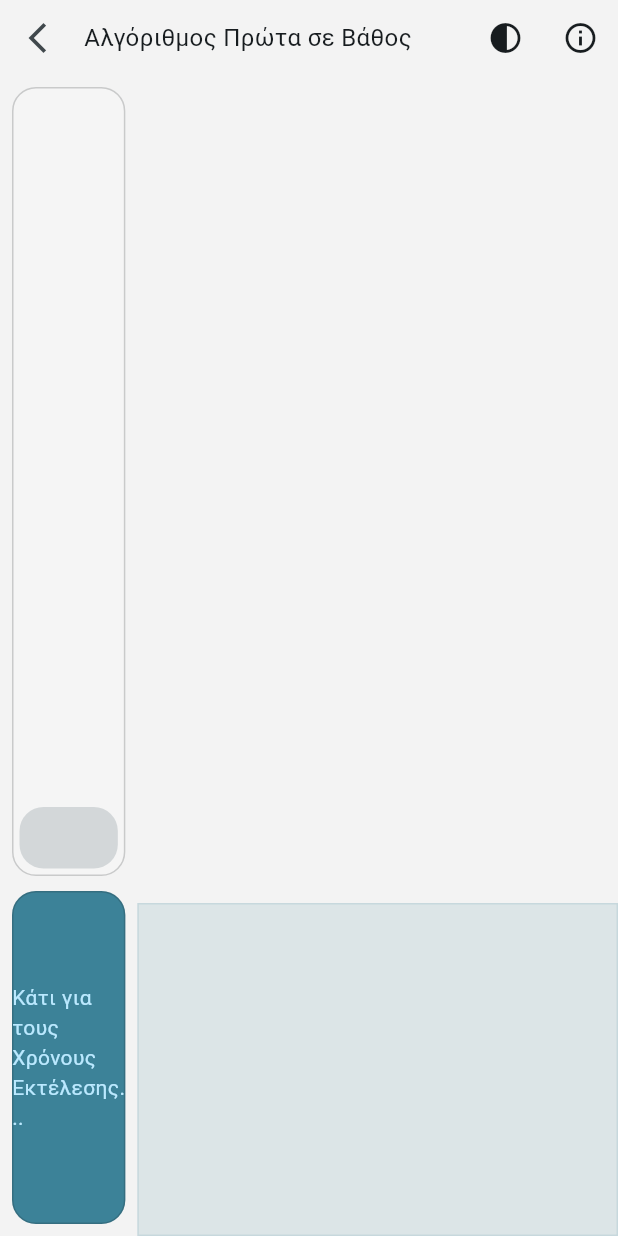
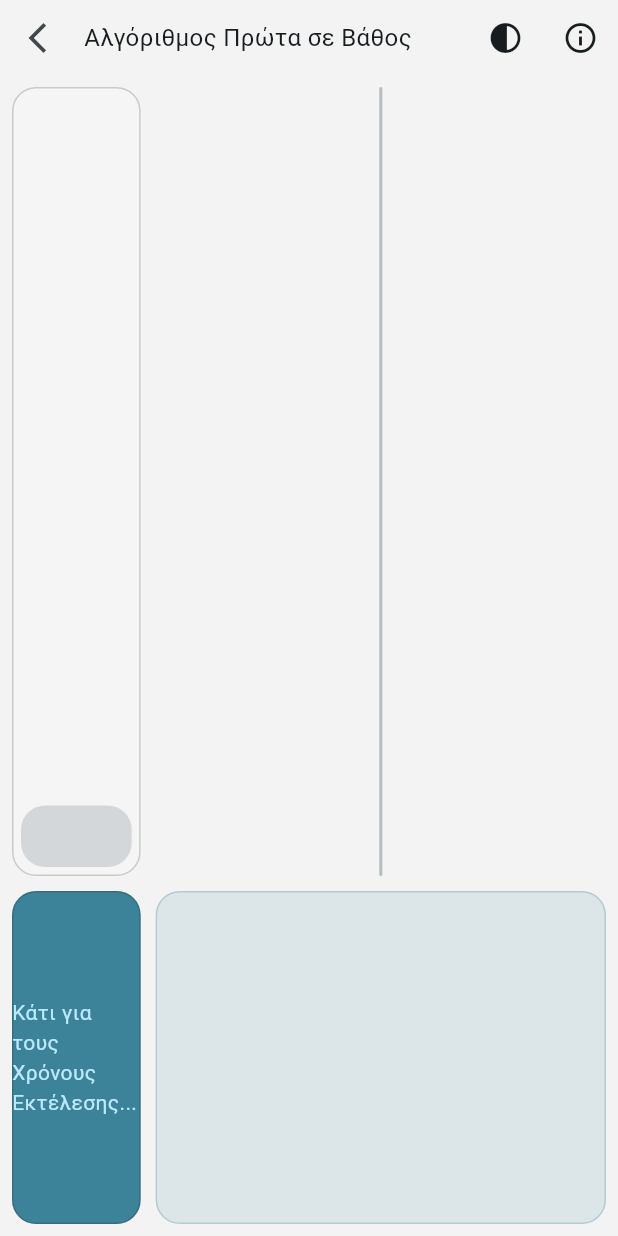
Before and after one commit to TonyGnk/Node-Odyssey, a Flutter app: the screen it shows after launch, after a tap on "Μετάβαση στον Αλγόριθμο Πρώτα σε Πλάτος", on a phone screen of 412 x 824 dp. Run offline on Flutter 3.47's test engine with Material 3 defaults, Android fonts, the phone set to English and light mode, and no system bars; our stand-ins replace adaptive_theme, flutter_riverpod, package_info_plus, shared_preferences; missing offline and left inert: app_settings, flutter_animated_dialog.

Commit message:
Refactor Breadth First Page layout

```diff
--- a/lib/Screens/Breadth First Page/Breadth First Parts/center_column_bf.dart
+++ b/lib/Screens/Breadth First Page/Breadth First Parts/center_column_bf.dart
@@ -2,6 +2,7 @@ import 'package:flutter/gestures.dart';
 import 'package:flutter/material.dart';
 import 'package:flutter_riverpod/flutter_riverpod.dart';
 
+import '../../../Services & Providers/constants.dart';
 import '../Services/List Panel/list_provider.dart';
 import '../Services/List Panel/result_providers.dart';
 import '../result_box_bf.dart';
@@ -10,6 +11,9 @@ Widget centerColumnBf(BuildContext context) => Column(
       children: [
         Expanded(
           child: containerZ(context),
+        ),
+        const SizedBox(
+          height: 10,
         ),
         SizedBox(
           height: 222,
@@ -27,7 +31,18 @@ Widget containerZ(BuildContext context) => Consumer(builder: (context, ref, _) {
       final boxList = ref.watch(trackingBox);
       // ignore: unused_local_variable
       final resultPanelListUpdater = ref.watch(trackUpdater);
-      return Listener(
+      return Container(
+        decoration: BoxDecoration(
+            borderRadius: const BorderRadius.all(
+              Radius.circular(cornerSize),
+            ),
+            color: Theme.of(context).colorScheme.primary.withOpacity(0.1),
+            border: Border.all(
+              width: 1,
+              color: Theme.of(context).colorScheme.onSurface.withOpacity(0.2),
+            )),
+        clipBehavior: Clip.antiAlias,
+        child: Listener(
           onPointerSignal: (event) {
             if (event is PointerScrollEvent) {
               final offset = event.scrollDelta.dy / 2;
@@ -44,52 +59,33 @@ Widget containerZ(BuildContext context) => Consumer(builder: (context, ref, _) {
               for (int i = 0; i < boxList.length; i++) boxList[i],
             ]),
           ),
+        ),
       );
     });
 
 Widget resultPanel(BuildContext context) =>
     Consumer(builder: (context, ref, _) {
       final stringResult = ref.watch(resultPanelList);
-      //final resultPanelListUpdater = ref.watch(resultPanelListUpdater);
-      return Container(
-          //height: 300,
-          //height: MediaQuery.of(context).size.height - 86,
-          padding: const EdgeInsets.all(20),
+      return DecoratedBox(
         decoration: BoxDecoration(
-            borderRadius: const BorderRadius.only(
-                //bottomRight: Radius.circular(cornerSize),
-                //bottomLeft: Radius.circular(cornerSize),
-                //topLeft: Radius.circular(cornerSize),
-                //topRight: Radius.circular(cornerSize),
+          borderRadius: const BorderRadius.all(
+            Radius.circular(cornerSize),
           ),
           color: Theme.of(context).colorScheme.primary.withOpacity(0.1),
-            border: Border(
-              top: BorderSide(
-                  width: 1.0,
-                  color:
-                      Theme.of(context).colorScheme.primary.withOpacity(0.1)),
-              bottom: BorderSide(
-                width: 1.0,
-                color: Theme.of(context).colorScheme.primary.withOpacity(0.1),
-              ),
-              left: BorderSide(
-                  width: 1.0,
-                  color:
-                      Theme.of(context).colorScheme.primary.withOpacity(0.1)),
-              right: BorderSide(
-                width: 1.0,
-                color: Theme.of(context).colorScheme.primary.withOpacity(0.1),
+          border: Border.all(
+            width: 1,
+            color: Theme.of(context).colorScheme.primary.withOpacity(0.2),
           ),
         ),
-          ),
-          child: listView(context, stringResult));
+        child: listView(context, stringResult),
+      );
     });
 
 ListView listView(BuildContext context, List<ResultBoxBf> trackingTiles) =>
     ListView(
-      reverse: true,
+      reverse: false,
       children: [
-        for (int i = trackingTiles.length - 1; i >= 0; i--)
+        for (int i = 0; i < trackingTiles.length; i++)
           trackingTiles[i].build(context),
       ],
     );
--- a/lib/Screens/Breadth First Page/Breadth First Parts/left_column_bf.dart
+++ b/lib/Screens/Breadth First Page/Breadth First Parts/left_column_bf.dart
@@ -6,9 +6,7 @@ import '../Services/List Panel/list_provider.dart';
 import '../Services/tracking_tiles.dart';
 
 // This a the left column of the Breadth First Algorithm page.
-Widget leftColumnBf(BuildContext context) => Padding(
-      padding: const EdgeInsets.all(8.0),
-      child: Column(
+Widget leftColumnBf(BuildContext context) => Column(
       children: [
         Expanded(
           child: trackingListConsumerBf(),
@@ -23,14 +21,13 @@ Widget leftColumnBf(BuildContext context) => Padding(
           ),
         ),
       ],
-      ),
     );
 
 // This is the left container displaying the tracking tiles.
 Widget trackingListConsumerBf() => Consumer(builder: (context, ref, _) {
       final trackingTiles = ref.watch(trackingContainer);
       final tr1 = ref.watch(trackUpdater); // ignore: unused_local_variable
-      return DecoratedBox(
+      return Container(
         decoration: BoxDecoration(
           borderRadius: BorderRadius.circular(cornerSize),
           color: Theme.of(context).shadowColor.withOpacity(0.2),
@@ -39,6 +36,7 @@ Widget trackingListConsumerBf() => Consumer(builder: (context, ref, _) {
             color: Theme.of(context).colorScheme.onSurface.withOpacity(0.2),
           ),
         ),
+        clipBehavior: Clip.antiAlias,
         child: listView(
           context,
           trackingTiles,
--- a/lib/Screens/Breadth First Page/breadth_first_page.dart
+++ b/lib/Screens/Breadth First Page/breadth_first_page.dart
@@ -11,7 +11,10 @@ class BreadthFirstAlg extends StatelessWidget {
   @override
   Widget build(BuildContext context) => bodyWithAppBar(
         appBar: appBar(context),
-        body: body(context),
+        body: Padding(
+          padding: const EdgeInsets.all(8.0),
+          child: body(context),
+        ),
       );
 
   Widget appBar(BuildContext context) => appBarBf(
@@ -25,13 +28,16 @@ class BreadthFirstAlg extends StatelessWidget {
             flex: 4,
             child: leftColumnBf(context),
           ),
+          const SizedBox(
+            width: 10,
+          ),
           Expanded(
             flex: 14,
             child: centerColumnBf(context),
           ),
           // Expanded(
           //   flex: 3,
-          //   child: c3(context),
+          //   child: rightColumnBf(context),
           // ),
         ],
       );
--- a/lib/Screens/Breadth First Page/result_box_bf.dart
+++ b/lib/Screens/Breadth First Page/result_box_bf.dart
@@ -1,5 +1,4 @@
 import 'package:flutter/material.dart';
-import '../../../Services & Providers/constants.dart';
 
 class ResultBoxBf {
   ResultBoxBf({
@@ -15,12 +14,9 @@ class ResultBoxBf {
   final bool error;
 
   Widget build(BuildContext context) => Container(
-        decoration: BoxDecoration(
-          borderRadius: const BorderRadius.all(Radius.circular(cornerSize)),
-          color: Theme.of(context).colorScheme.primary.withOpacity(0.1),
-        ),
-        margin: const EdgeInsets.all(5),
+        //margin: const EdgeInsets.all(5),
         padding: const EdgeInsets.all(10),
+        //color: Colors.black,
         child: Row(
           children: [
             Expanded(
```
Lines whose indentation alone changed are shown as unchanged.
